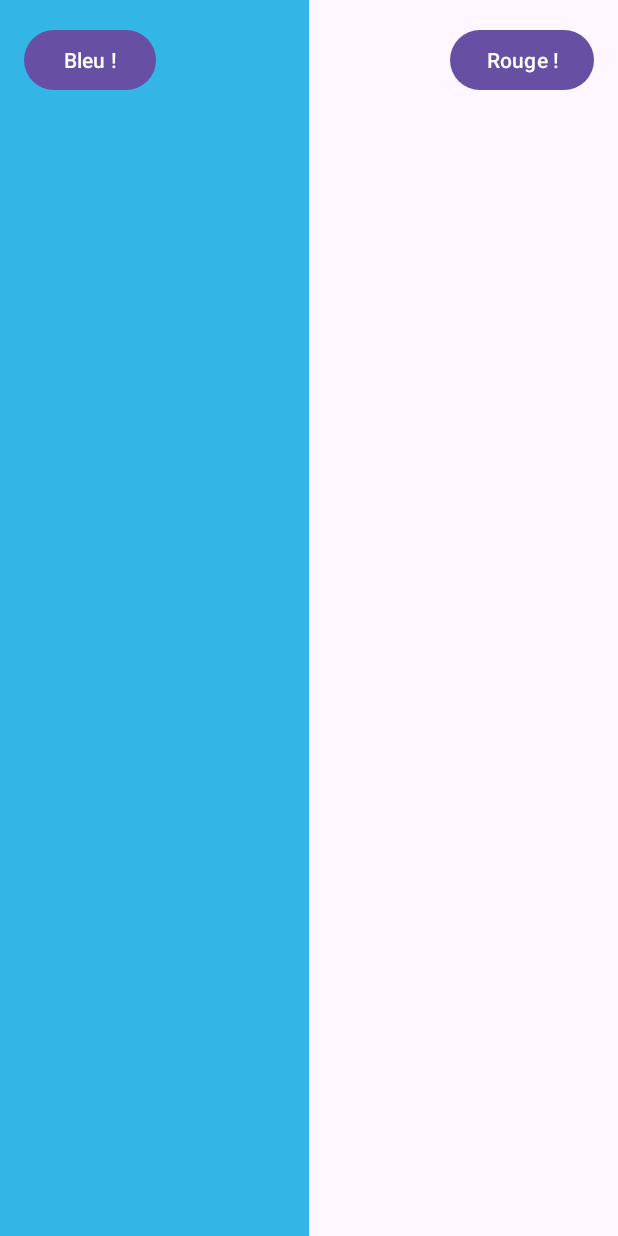
After one commit to visothyouksim/ProjectFragment, an Android app: the fragment BlueFragment placed in its activity, on a phone screen of 412 x 824 dp. The commit adds this screen. Run offline under Robolectric (Android 15) with nearby library versions, the phone set to English and light mode, and no system bars.

Commit message:
écran divisé par deux avec fragment roug et bleu OK !!!!

```diff
--- /dev/null
+++ b/app/src/main/java/com/example/projectfragment/BlueFragment.kt
@@ -0,0 +1,17 @@
+package com.example.projectfragment
+
+import android.os.Bundle
+import android.view.LayoutInflater
+import android.view.View
+import android.view.ViewGroup
+import androidx.fragment.app.Fragment
+
+class BlueFragment : Fragment() {
+
+    override fun onCreateView(
+        inflater: LayoutInflater, container: ViewGroup?,
+        savedInstanceState: Bundle?
+    ): View? {
+        return inflater.inflate(R.layout.fragment_blue, container, false)
+    }
+}
--- a/app/src/main/res/layout/activity_main.xml
+++ b/app/src/main/res/layout/activity_main.xml
@@ -7,22 +7,43 @@
     tools:context=".MainActivity">
 
     <FrameLayout
-        android:id="@+id/menu_fragment_container"
+        android:id="@+id/blue_fragment_container"
         android:layout_width="0dp"
         android:layout_height="0dp"
         app:layout_constraintTop_toTopOf="parent"
-        app:layout_constraintBottom_toTopOf="@id/content_fragment_container"
+        app:layout_constraintBottom_toBottomOf="parent"
         app:layout_constraintStart_toStartOf="parent"
-        app:layout_constraintEnd_toEndOf="parent"
-        app:layout_constraintHeight_percent="0.1" />
+        app:layout_constraintEnd_toStartOf="@+id/red_fragment_container"
+        app:layout_constraintWidth_percent="0.5" />
 
     <FrameLayout
-        android:id="@+id/content_fragment_container"
+        android:id="@+id/red_fragment_container"
         android:layout_width="0dp"
         android:layout_height="0dp"
-        app:layout_constraintTop_toBottomOf="@id/menu_fragment_container"
+        app:layout_constraintTop_toTopOf="parent"
         app:layout_constraintBottom_toBottomOf="parent"
+        app:layout_constraintStart_toEndOf="@id/blue_fragment_container"
+        app:layout_constraintEnd_toEndOf="parent"
+        app:layout_constraintWidth_percent="0.5" />
+
+    <Button
+        android:id="@+id/button_toggle_blue_fragment"
+        android:layout_width="wrap_content"
+        android:layout_height="wrap_content"
+        android:text="Bleu !"
+        app:layout_constraintTop_toTopOf="parent"
         app:layout_constraintStart_toStartOf="parent"
-        app:layout_constraintEnd_toEndOf="parent" />
+        android:layout_marginStart="16dp"
+        android:layout_marginTop="16dp" />
+
+    <Button
+        android:id="@+id/button_toggle_red_fragment"
+        android:layout_width="wrap_content"
+        android:layout_height="wrap_content"
+        android:text="Rouge !"
+        app:layout_constraintTop_toTopOf="parent"
+        app:layout_constraintEnd_toEndOf="parent"
+        android:layout_marginEnd="16dp"
+        android:layout_marginTop="16dp" />
 
 </androidx.constraintlayout.widget.ConstraintLayout>
--- /dev/null
+++ b/app/src/main/res/layout/fragment_blue.xml
@@ -0,0 +1,7 @@
+<?xml version="1.0" encoding="utf-8"?>
+<androidx.constraintlayout.widget.ConstraintLayout xmlns:android="http://schemas.android.com/apk/res/android"
+    android:layout_width="match_parent"
+    android:layout_height="match_parent"
+    android:background="@android:color/holo_blue_light">
+
+</androidx.constraintlayout.widget.ConstraintLayout>
```
Also changed, not shown: app/src/main/java/com/example/projectfragment/MainActivity.kt (+24 -8 lines), app/src/main/java/com/example/projectfragment/RedFragment.kt (added, +17 -0 lines), app/src/main/res/layout/fragment_red.xml (added, +7 -0 lines).
